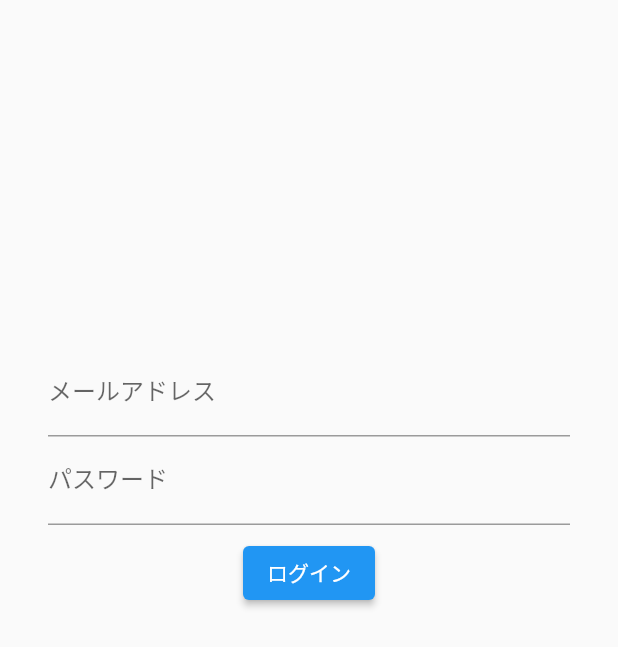
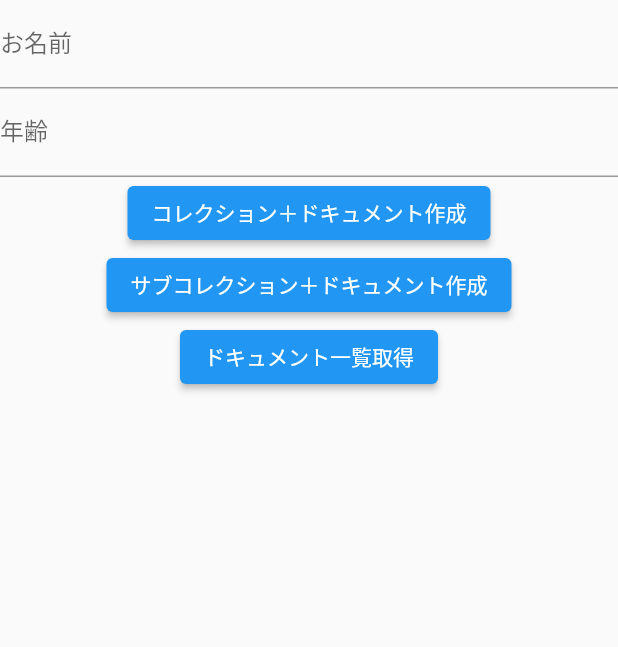
Before and after one commit to Keiichiro-Harry/chat_application, a Flutter app: the screen it shows after launch, on a phone screen of 412 x 824 dp. Shown: the top 647 px of the screen. Run offline on Flutter 3.47's test engine with Material 2 defaults, Android fonts, the phone set to English and light mode, and no system bars; our stand-ins replace cloud_firestore, firebase_core; accounts and stored records are empty; generated files the repository leaves out were written again.

Commit message:
Stored information

```diff
--- a/lib/main.dart
+++ b/lib/main.dart
@@ -1,108 +1,111 @@
-import 'package:firebase_auth/firebase_auth.dart';
+import 'package:cloud_firestore/cloud_firestore.dart';
 import 'package:firebase_core/firebase_core.dart';
 import 'package:flutter/material.dart';
-import 'package:myapp3/firebase_options.dart';
+import 'firebase_options.dart';
 
-void main() {
-  // Firebase初期化
-  Firebase.initializeApp(
+Future<void> main() async {
+  // Fireabse初期化
+  await Firebase.initializeApp(
     options: DefaultFirebaseOptions.currentPlatform,
   );
   runApp(MyApp());
 }
 
 class MyApp extends StatelessWidget {
-  // This widget is the root of your application.
   @override
   Widget build(BuildContext context) {
     return MaterialApp(
+      debugShowCheckedModeBanner: false,
       title: 'Flutter Demo',
       theme: ThemeData(
         primarySwatch: Colors.blue,
+        visualDensity: VisualDensity.adaptivePlatformDensity,
       ),
-      home: MyAuthPage(),
+      home: MyFirestorePage(),
     );
   }
 }
 
-class MyAuthPage extends StatefulWidget {
+class MyFirestorePage extends StatefulWidget {
   @override
-  _MyAuthPageState createState() => _MyAuthPageState();
+  _MyFirestorePageState createState() => _MyFirestorePageState();
 }
 
-class _MyAuthPageState extends State<MyAuthPage> {
-  // 入力されたメールアドレス
-  String newUserEmail = "";
+class _MyFirestorePageState extends State<MyFirestorePage> {
+  // 作成したドキュメント一覧
+  //ここはludeさんに教えてもらった！
+  List<QueryDocumentSnapshot<Map<String, dynamic>>> documentList = [];
+  String newUserName = "";
   // 入力されたパスワード
-  String newUserPassword = "";
-  // 入力されたメールアドレス（ログイン）
-  String loginUserEmail = "";
-  // 入力されたパスワード（ログイン）
-  String loginUserPassword = "";
-  // 登録・ログインに関する情報を表示
-  String infoText = "";
-
+  String newUserAge = "";
   @override
   Widget build(BuildContext context) {
     return Scaffold(
       body: Center(
-        child: Container(
-          padding: EdgeInsets.all(32),
         child: Column(
           children: <Widget>[
-              //TextFormField(/* --- 省略 --- */),
-              //TextFormField(/* --- 省略 --- */),
-              //ElevatedButton(
-              //  onPressed: () {},
-              //  child: null,
-              //),
-              const SizedBox(height: 200),
             TextFormField(
-                decoration: InputDecoration(labelText: "メールアドレス"),
+              decoration: InputDecoration(labelText: "お名前"),
               onChanged: (String value) {
                 setState(() {
-                    loginUserEmail = value;
+                  newUserName = value;
                 });
               },
             ),
             TextFormField(
-                decoration: InputDecoration(labelText: "パスワード"),
-                obscureText: true,
+              decoration: InputDecoration(labelText: "年齢"),
+              //入力を見えなくする
+              //obscureText: true,
               onChanged: (String value) {
                 setState(() {
-                    loginUserPassword = value;
+                  newUserAge = value;
                 });
               },
             ),
-              const SizedBox(height: 8),
             ElevatedButton(
+              child: Text('コレクション＋ドキュメント作成'),
               onPressed: () async {
-                  try {
-                    // メール/パスワードでログイン
-                    final FirebaseAuth auth = FirebaseAuth.instance;
-                    final UserCredential result =
-                        await auth.signInWithEmailAndPassword(
-                      email: loginUserEmail,
-                      password: loginUserPassword,
+                // ドキュメント作成
+                await FirebaseFirestore.instance
+                    .collection('users') // コレクションID
+                    .doc('id_abc') // ドキュメントID
+                    .set({'name': newUserName, 'age': newUserAge}); // データ
+              },
+            ),
+            ElevatedButton(
+              child: Text('サブコレクション＋ドキュメント作成'),
+              onPressed: () async {
+                // サブコレクション内にドキュメント作成
+                await FirebaseFirestore.instance
+                    .collection('users') // コレクションID
+                    .doc('id_abc') // ドキュメントID << usersコレクション内のドキュメント
+                    .collection('orders') // サブコレクションID
+                    .doc('id_123') // ドキュメントID << サブコレクション内のドキュメント
+                    .set({'price': 600, 'date': '9/13'});
+              },
+            ),
+            ElevatedButton(
+              child: Text('ドキュメント一覧取得'),
+              onPressed: () async {
+                // コレクション内のドキュメント一覧を取得
+                final snapshot =
+                    await FirebaseFirestore.instance.collection('users').get();
+                // 取得したドキュメント一覧をUIに反映
+                setState(() {
+                  documentList = snapshot.docs;
+                });
+              },
+            ),
+            // コレクション内のドキュメント一覧を表示
+            Column(
+              children: documentList.map((document) {
+                return ListTile(
+                  title: Text('${document['name']}さん'),
+                  subtitle: Text('${document['age']}歳'),
                 );
-                    // ログインに成功した場合
-                    final User user = result.user!;
-                    setState(() {
-                      infoText = "ログインOK：${user.email}";
-                    });
-                  } catch (e) {
-                    // ログインに失敗した場合
-                    setState(() {
-                      infoText = "ログインNG：${e.toString()}";
-                    });
-                  }
-                },
-                child: Text("ログイン"),
+              }).toList(),
             ),
-              const SizedBox(height: 8),
-              Text(infoText),
           ],
-          ),
         ),
       ),
     );
```
Lines whose indentation alone changed are shown as unchanged.
